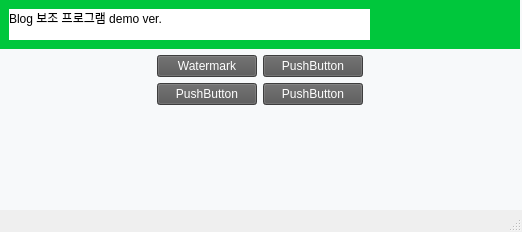
Qt form resources/MainWidget.ui (jihan-jinhee/blogHelper) before a commit.
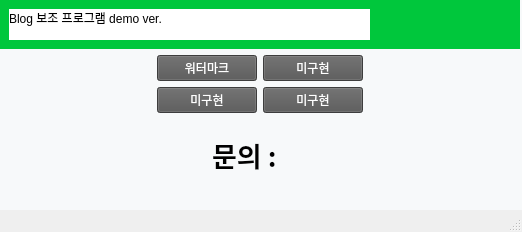
The same form after that commit. Icons and pictures are not drawn.

Commit message: 1. script 파일 분리, 문의 페이지 이동 추가

```diff
--- a/resources/MainWidget.ui
+++ b/resources/MainWidget.ui
@@ -108,7 +108,7 @@
 font: 9pt &quot;나눔고딕 ExtraBold&quot;;</string>
            </property>
            <property name="text">
-            <string>PushButton</string>
+            <string>미구현</string>
            </property>
           </widget>
          </item>
@@ -126,7 +126,7 @@
 font: 9pt &quot;나눔고딕 ExtraBold&quot;;</string>
            </property>
            <property name="text">
-            <string>PushButton</string>
+            <string>미구현</string>
            </property>
           </widget>
          </item>
@@ -144,7 +144,7 @@
 font: 9pt &quot;나눔고딕 ExtraBold&quot;;</string>
            </property>
            <property name="text">
-            <string>PushButton</string>
+            <string>미구현</string>
            </property>
           </widget>
          </item>
@@ -162,7 +162,7 @@
 font: 9pt &quot;나눔고딕 ExtraBold&quot;;</string>
            </property>
            <property name="text">
-            <string>Watermark</string>
+            <string>워터마크</string>
            </property>
           </widget>
          </item>
@@ -211,6 +211,21 @@
          </property>
         </spacer>
        </item>
+       <item>
+        <widget class="QLabel" name="label_2">
+         <property name="font">
+          <font>
+           <family>나눔고딕 ExtraBold</family>
+           <pointsize>20</pointsize>
+           <weight>75</weight>
+           <bold>true</bold>
+          </font>
+         </property>
+         <property name="text">
+          <string>문의 : </string>
+         </property>
+        </widget>
+       </item>
        <item>
         <widget class="QLabel" name="label_watermark">
          <property name="minimumSize">
```
The commit also changes 2 other files.
